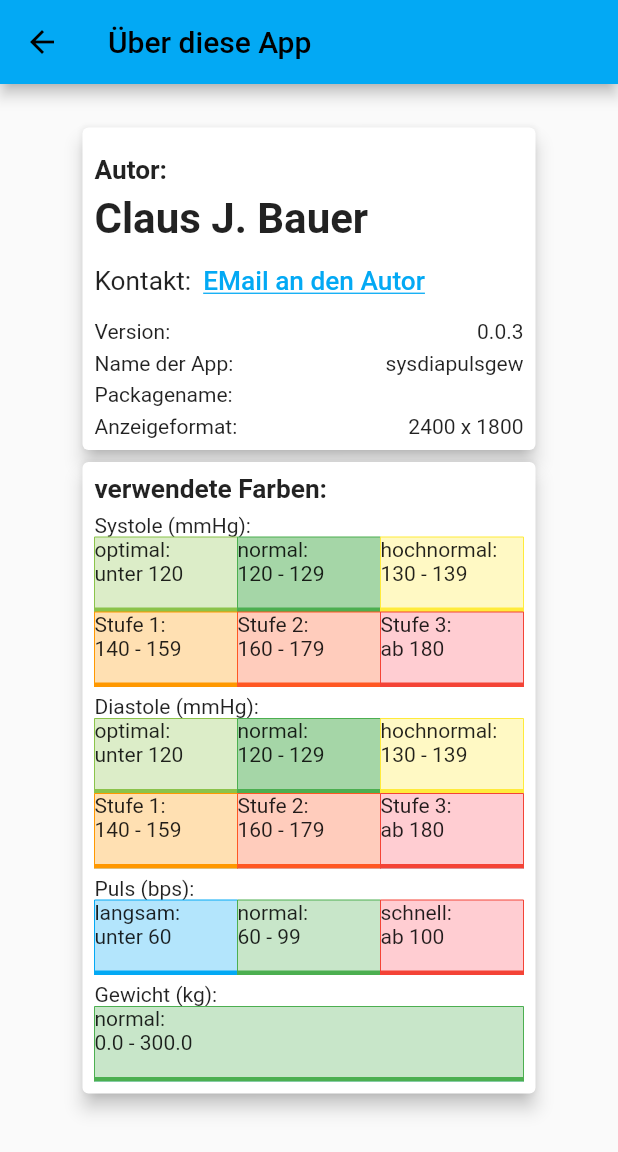
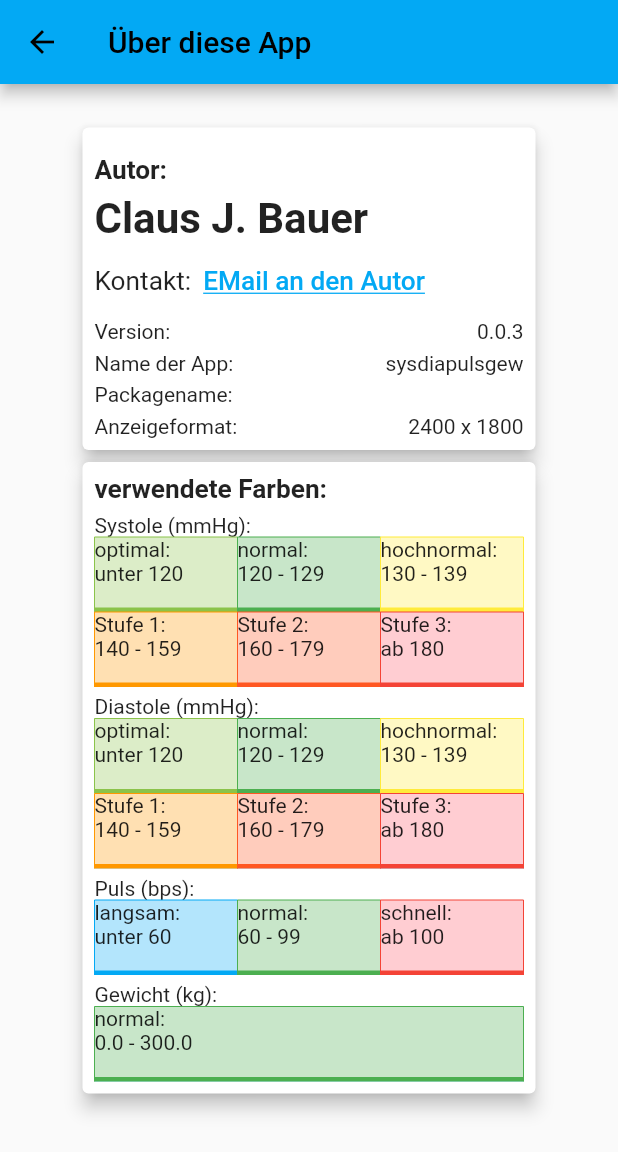
Before and after one commit to CJBNBG/SysDiaPulsGew, a Flutter app: the InfoPage screen opened by its route, in the side drawer, after a tap on the "info" icon, on a phone screen of 412 x 824 dp. Shown: the top 1152 px of the screen. Run offline on Flutter 3.47's test engine with Material 2 defaults, Android fonts, the phone set to English and light mode, and no system bars; our stand-ins replace package_info_plus, page_transition; project files that could hold a hidden picture were left out.

Commit message:
Farben angepasst

```diff
--- a/lib/pages/InfoPage/infopage.dart
+++ b/lib/pages/InfoPage/infopage.dart
@@ -142,7 +142,7 @@ class InfoPage extends StatelessWidget {
                                     ),
                                     Container(
                                       height: 50, width: EntryWidthSysDia, color: Colors.lightBlue[200],
-                                      child: myListRowWidget(Titel1: 'normal:', Titel2: '120 - 129', Farbe1: Colors.green, Farbe2: Colors.green[200], Breite: EntryWidthSysDia,),
+                                      child: myListRowWidget(Titel1: 'normal:', Titel2: '120 - 129', Farbe1: Colors.green, Farbe2: Colors.green[100], Breite: EntryWidthSysDia,),
                                     ),
                                     Container(
                                       height: 50, width: EntryWidthSysDia, color: Colors.lightBlue[200],
@@ -179,7 +179,7 @@ class InfoPage extends StatelessWidget {
                                     ),
                                     Container(
                                       height: 50, width: EntryWidthSysDia, color: Colors.lightBlue[200],
-                                      child: myListRowWidget(Titel1: 'normal:', Titel2: '120 - 129', Farbe1: Colors.green, Farbe2: Colors.green[200], Breite: EntryWidthSysDia,),
+                                      child: myListRowWidget(Titel1: 'normal:', Titel2: '120 - 129', Farbe1: Colors.green, Farbe2: Colors.green[100], Breite: EntryWidthSysDia,),
                                     ),
                                     Container(
                                       height: 50, width: EntryWidthSysDia, color: Colors.lightBlue[200],
```
